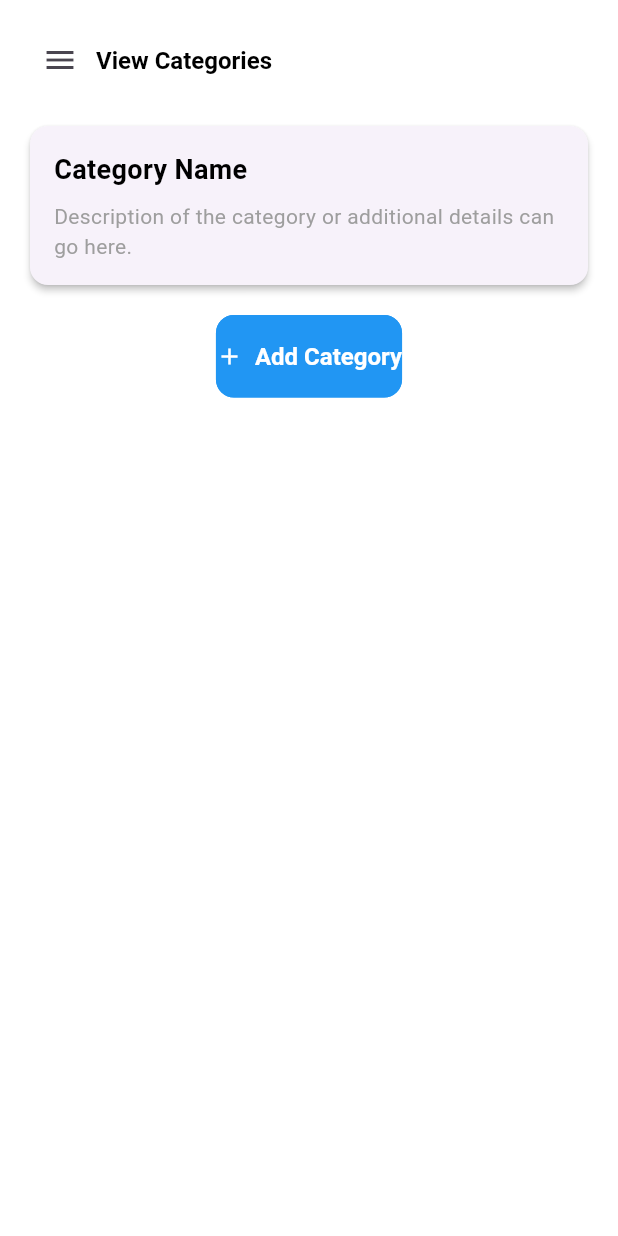
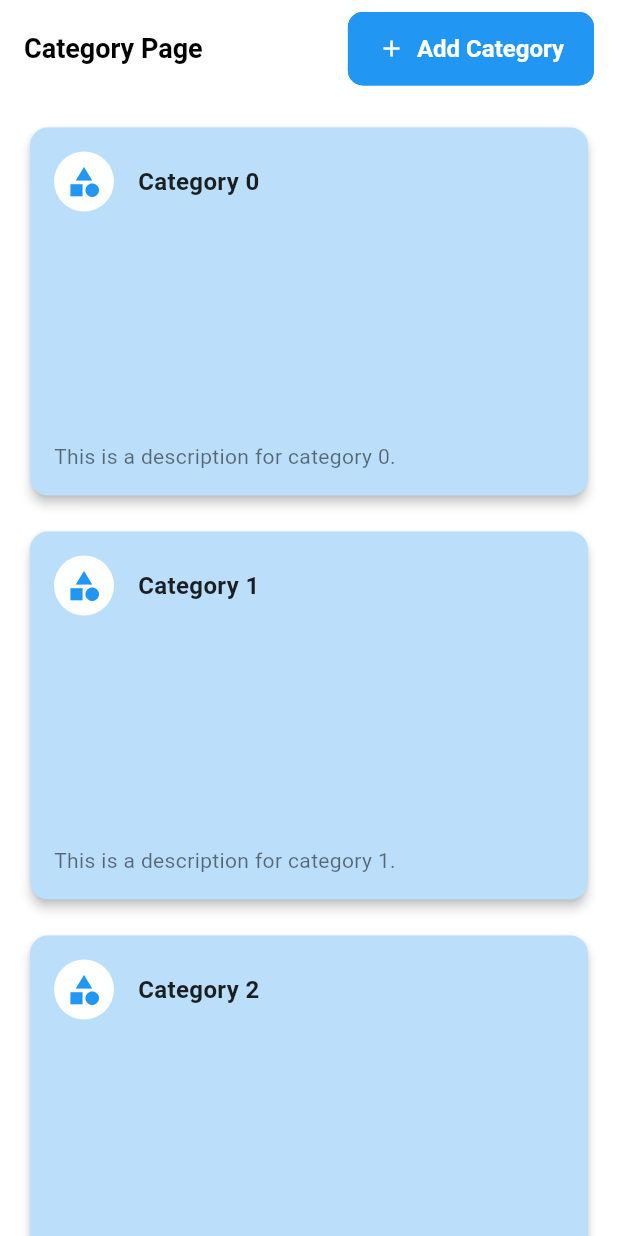
Before and after one commit to syedkashanzikra/laptop_harbour, a Flutter app: the ViewCategoryScreen screen opened directly, on a phone screen of 412 x 824 dp. Run offline on Flutter 3.47's test engine with Material 3 defaults, Android fonts, the light colour scheme and no system bars; our stand-ins replace cached_network_image, carousel_slider, cloud_firestore, connectivity_plus, firebase_auth, firebase_core and 17 more; missing offline and left inert: clipboard; accounts and stored records are empty; Roboto replaces fonts that are missing (Poppins); project files that could hold a hidden picture were left out.

Commit message:
responsive check and more enhance ui in category

```diff
--- a/lib/admin/adminscreen.dart
+++ b/lib/admin/adminscreen.dart
@@ -1,5 +1,4 @@
 import 'package:flutter/material.dart';
-import 'package:lhstore/admin/responsive.dart';
 import 'package:lhstore/admin/screens/main/components/side_menu.dart';
 import 'package:lhstore/admin/screens/main/main_screen.dart';
 
@@ -9,9 +8,8 @@ class AdminScreen extends StatefulWidget {
 }
 
 class _AdminScreenState extends State<AdminScreen> {
-  // Scaffold Key to control the drawer
   final GlobalKey<ScaffoldState> _scaffoldKey = GlobalKey<ScaffoldState>();
-// code roman
+
   void controlMenu() {
     if (!_scaffoldKey.currentState!.isDrawerOpen) {
       _scaffoldKey.currentState!.openDrawer();
@@ -21,23 +19,14 @@ class _AdminScreenState extends State<AdminScreen> {
   @override
   Widget build(BuildContext context) {
     return Scaffold(
-      key: _scaffoldKey, // Use the local ScaffoldKey
-      drawer: SideMenu(), // Drawer for small screens
+      key: _scaffoldKey, // Local ScaffoldKey
+      drawer: SideMenu(), // SideMenu will always act as a drawer
       body: SafeArea(
-        child: Row(
-          crossAxisAlignment: CrossAxisAlignment.start,
-          children: [
-            // Display SideMenu only for large screens
-            if (Responsive.isDesktop(context))
-              Expanded(
-                child: SideMenu(),
-              ),
-            Expanded(
-              flex: 5,
-              child: MainScreen(), // Main content area
-            ),
-          ],
-        ),
+        child: MainScreen(), // Main content area
+      ),
+      floatingActionButton: FloatingActionButton(
+        onPressed: controlMenu, // Open drawer on button click
+        child: Icon(Icons.menu),
       ),
     );
   }
--- a/lib/admin/screens/category/viewcategory.dart
+++ b/lib/admin/screens/category/viewcategory.dart
@@ -9,98 +9,63 @@ class ViewCategoryScreen extends StatelessWidget {
   @override
   Widget build(BuildContext context) {
     return Scaffold(
-      key: _scaffoldKey, // Local ScaffoldKey for this screen
-      drawer: SideMenu(), // Independent Drawer
+      key: _scaffoldKey,
+      drawer: SideMenu(),
       body: SafeArea(
-        child: SingleChildScrollView(
-          padding: EdgeInsets.all(defaultPadding),
         child: Column(
           children: [
-              // Add a button to open the drawer
-              Row(
+            // Enhanced Add Button Section
+            Padding(
+              padding: const EdgeInsets.symmetric(
+                horizontal: defaultPadding,
+                vertical: defaultPadding / 2,
+              ),
+              child: Row(
+                mainAxisAlignment: MainAxisAlignment.spaceBetween,
                 children: [
-                  IconButton(
-                    icon: Icon(Icons.menu),
-                    onPressed: () {
-                      // Open the drawer locally
-                      if (!_scaffoldKey.currentState!.isDrawerOpen) {
-                        _scaffoldKey.currentState!.openDrawer();
-                      }
-                    },
+                  Text(
+                    "Category Page",
+                    style: Theme.of(context).textTheme.headlineSmall?.copyWith(
+                          fontWeight: FontWeight.bold,
                         ),
-                  Text(
-                    "View Categories",
-                    style: Theme.of(context).textTheme.titleLarge,
                   ),
-                ],
-              ),
-              SizedBox(height: defaultPadding),
-              Row(
-                crossAxisAlignment: CrossAxisAlignment.start,
-                children: [
-                  Expanded(
-                    flex: 5,
-                    child: Column(
-                      children: [
-                        CategoryCard(),
-                        SizedBox(height: defaultPadding),
                   ElevatedButton.icon(
                     onPressed: () {
                       print("Add Category button clicked");
                     },
                     icon: Icon(Icons.add),
                     label: Text("Add Category"),
+                    style: ElevatedButton.styleFrom(
+                      padding: EdgeInsets.symmetric(
+                        vertical: 15,
+                        horizontal: 20,
+                      ),
+                      shape: RoundedRectangleBorder(
+                        borderRadius: BorderRadius.circular(10),
+                      ),
+                    ),
                   ),
                 ],
               ),
             ),
-                  if (!Responsive.isMobile(context)) ...[
-                    SizedBox(width: defaultPadding),
             Expanded(
-                      flex: 2,
-                      child: Text(
-                        "Details Panel (Optional)",
-                        style: TextStyle(color: Colors.grey),
+              child: GridView.builder(
+                padding: EdgeInsets.all(defaultPadding),
+                gridDelegate: SliverGridDelegateWithFixedCrossAxisCount(
+                  crossAxisCount: Responsive.isMobile(context) ? 1 : 3,
+                  crossAxisSpacing: defaultPadding,
+                  mainAxisSpacing: defaultPadding,
+                  childAspectRatio: 3 / 2,
                 ),
-                    ),
-                  ],
-                ],
-              )
-            ],
-          ),
-        ),
-      ),
+                itemCount: 6, // Replace with your dynamic list count
+                itemBuilder: (context, index) {
+                  return CategoryCard(
+                    icon: Icons.category, // Example icon
+                    title: "Category $index",
+                    description: "This is a description for category $index.",
+                    color: Colors.blue.shade100, // Example color
                   );
-  }
-}
-
-
-class CategoryCard extends StatelessWidget {
-  @override
-  Widget build(BuildContext context) {
-    return Card(
-      elevation: 2,
-      shape: RoundedRectangleBorder(
-        borderRadius: BorderRadius.circular(12),
-      ),
-      child: Padding(
-        padding: const EdgeInsets.all(defaultPadding),
-        child: Column(
-          crossAxisAlignment: CrossAxisAlignment.start,
-          children: [
-            Text(
-              "Category Name",
-              style: TextStyle(
-                fontWeight: FontWeight.bold,
-                fontSize: 18,
-              ),
-            ),
-            SizedBox(height: 8),
-            Text(
-              "Description of the category or additional details can go here.",
-              style: TextStyle(
-                color: Colors.grey,
-                fontSize: 14,
+                },
               ),
             ),
           ],
@@ -109,3 +74,69 @@ class CategoryCard extends StatelessWidget {
     );
   }
 }
+
+class CategoryCard extends StatelessWidget {
+  final IconData icon;
+  final String title;
+  final String description;
+  final Color color;
+
+  const CategoryCard({
+    Key? key,
+    required this.icon,
+    required this.title,
+    required this.description,
+    required this.color,
+  }) : super(key: key);
+
+  @override
+  Widget build(BuildContext context) {
+    return Card(
+      elevation: 3,
+      shape: RoundedRectangleBorder(
+        borderRadius: BorderRadius.circular(12),
+      ),
+      color: color,
+      child: Padding(
+        padding: const EdgeInsets.all(defaultPadding),
+        child: Column(
+          crossAxisAlignment: CrossAxisAlignment.start,
+          children: [
+            Row(
+              children: [
+                CircleAvatar(
+                  backgroundColor: Colors.white,
+                  child: Icon(
+                    icon,
+                    color: Colors.blue,
+                  ),
+                ),
+                SizedBox(width: defaultPadding),
+                Expanded(
+                  child: Text(
+                    title,
+                    style: TextStyle(
+                      fontWeight: FontWeight.bold,
+                      fontSize: 16,
+                      color: Colors.black87,
+                    ),
+                  ),
+                ),
+              ],
+            ),
+            Spacer(),
+            Text(
+              description,
+              style: TextStyle(
+                color: Colors.black54,
+                fontSize: 14,
+              ),
+              maxLines: 2,
+              overflow: TextOverflow.ellipsis,
+            ),
+          ],
+        ),
+      ),
+    );
+  }
+}
--- a/lib/admin/screens/main/main_screen.dart
+++ b/lib/admin/screens/main/main_screen.dart
@@ -1,35 +1,26 @@
-import 'package:lhstore/admin/screens/dashboard/dashboard_screen.dart';
 import 'package:flutter/material.dart';
 import 'package:lhstore/admin/controllers/menu_app_controller.dart';
-import 'package:lhstore/admin/responsive.dart';
+import 'package:lhstore/admin/screens/dashboard/dashboard_screen.dart';
 import 'package:provider/provider.dart';
-
 import 'components/side_menu.dart';
 
 class MainScreen extends StatelessWidget {
   @override
   Widget build(BuildContext context) {
     return Scaffold(
-      key: context.read<MenuAppController>().scaffoldKey,
-      drawer: SideMenu(),
+      key: context.read<MenuAppController>().scaffoldKey, // Scaffold key for controlling the drawer
+      drawer: SideMenu(), // SideMenu always acts as a drawer
       body: SafeArea(
-        child: Row(
-          crossAxisAlignment: CrossAxisAlignment.start,
-          children: [
-            // We want this side menu only for large screen
-            if (Responsive.isDesktop(context))
-              Expanded(
-                // default flex = 1
-                // and it takes 1/6 part of the screen
-                child: SideMenu(),
-              ),
-            Expanded(
-              // It takes 5/6 part of the screen
-              flex: 5,
-              child: DashboardScreen(),
-            ),
-          ],
-        ),
+        child: DashboardScreen(), // Main content area
+      ),
+      floatingActionButton: FloatingActionButton(
+        onPressed: () {
+          final scaffoldKey = context.read<MenuAppController>().scaffoldKey;
+          if (!scaffoldKey.currentState!.isDrawerOpen) {
+            scaffoldKey.currentState!.openDrawer(); // Open drawer manually
+          }
+        },
+        child: Icon(Icons.menu), // Menu icon for opening the drawer
       ),
     );
   }
```
Lines whose indentation alone changed are shown as unchanged.
